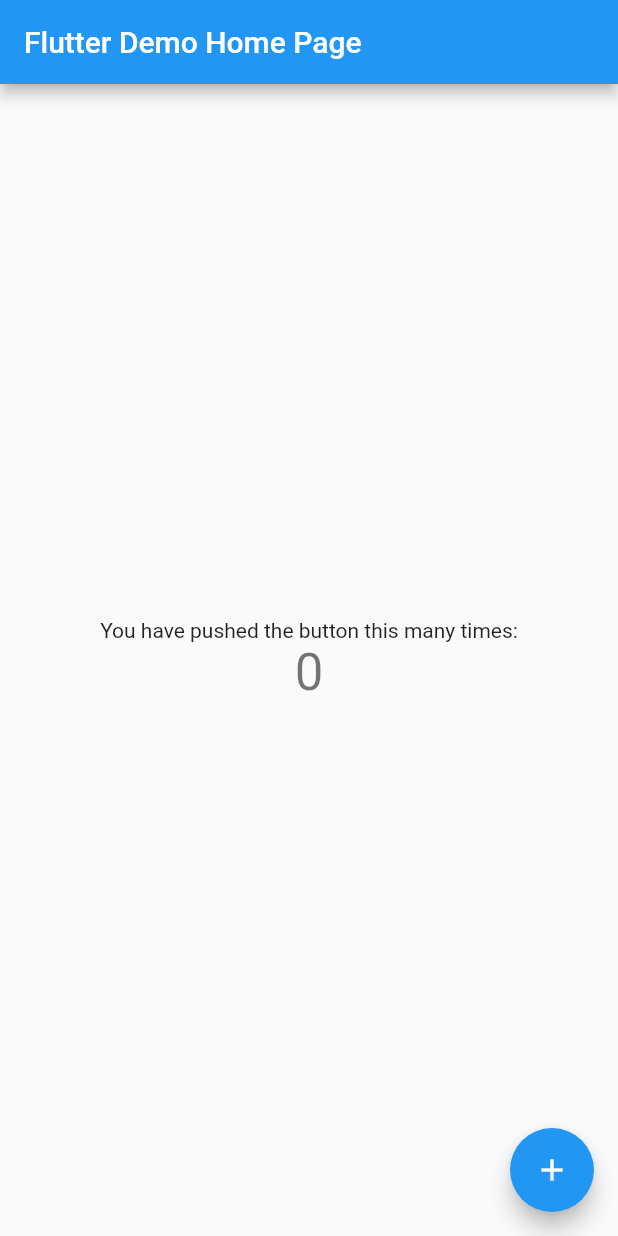
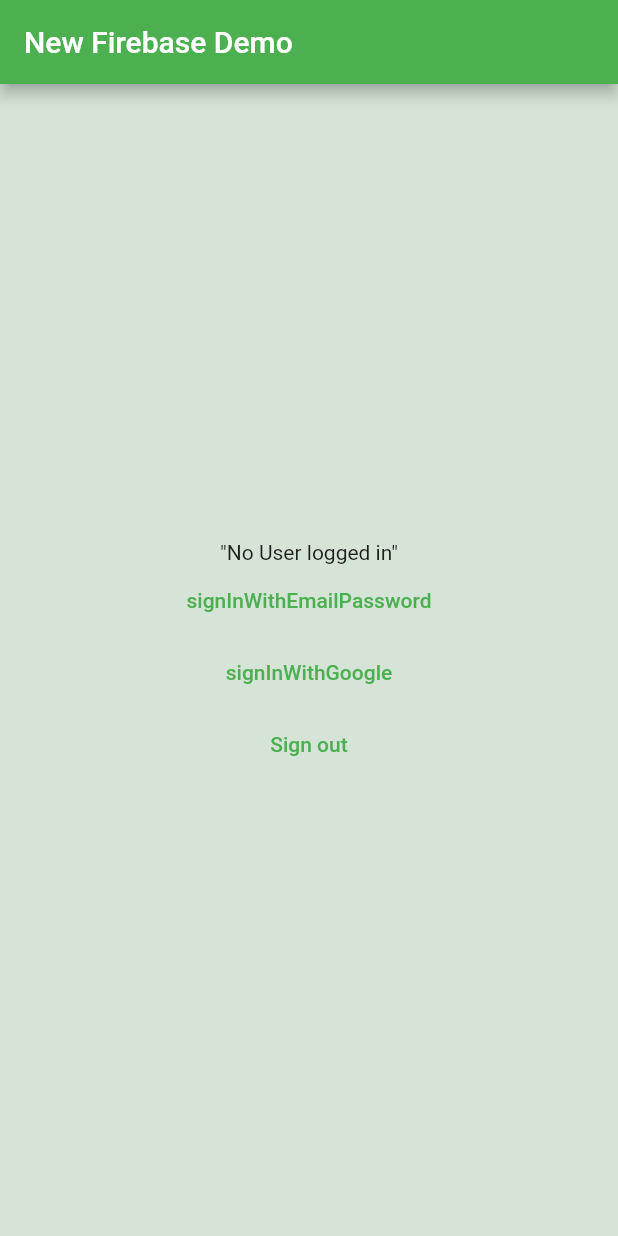
Before and after one commit to abhishek-joflee/new_firebase_demo, a Flutter app: the screen it shows after launch, on a phone screen of 412 x 824 dp. Run offline on Flutter 3.47's test engine with Material 2 defaults, Android fonts, the phone set to English and light mode, and no system bars; our stand-ins replace firebase_auth, firebase_core, google_sign_in; accounts and stored records are empty.

Commit message:
login flow added

```diff
--- a/lib/main.dart
+++ b/lib/main.dart
@@ -1,12 +1,52 @@
+import 'dart:convert';
+import 'dart:developer' as dev;
+
+import 'package:firebase_auth/firebase_auth.dart';
 import 'package:firebase_core/firebase_core.dart';
 import 'firebase_options.dart';
 import 'package:flutter/material.dart';
+import 'package:google_sign_in/google_sign_in.dart';
+
+extension on Object {
+  void log() {
+    dev.log(toString());
+  }
+}
+
+extension on User {
+  Map<String, dynamic> get json {
+    return {
+      'uid': uid,
+      'emailVerified': emailVerified,
+      'displayName': displayName,
+      'email': email,
+      'refreshToken': refreshToken,
+      'tenantId': tenantId,
+      'isAnonymous': isAnonymous,
+      'metadata': {
+        'creationTime': metadata.creationTime?.toIso8601String(),
+        'lastSignInTime': metadata.lastSignInTime?.toIso8601String(),
+      },
+      'providerData': providerData
+          .map((info) => {
+                'displayName': info.displayName,
+                'email': info.email,
+                'phoneNumber': info.phoneNumber,
+                'photoURL': info.photoURL,
+                'providerId': info.providerId,
+                'uid': info.uid,
+              })
+          .toList(),
+    };
+  }
+}
 
 Future<void> main() async {
   WidgetsFlutterBinding.ensureInitialized();
   await Firebase.initializeApp(
     options: DefaultFirebaseOptions.currentPlatform,
   );
+
   runApp(const MyApp());
 }
 
@@ -18,56 +58,99 @@ class MyApp extends StatelessWidget {
     return MaterialApp(
       title: 'Flutter Demo',
       theme: ThemeData(
-        primarySwatch: Colors.blue,
+        primarySwatch: Colors.green,
+        scaffoldBackgroundColor: const Color.fromARGB(255, 213, 228, 214),
       ),
-      home: const MyHomePage(title: 'Flutter Demo Home Page'),
+      home: const MyHomePage(),
     );
   }
 }
 
 class MyHomePage extends StatefulWidget {
-  const MyHomePage({super.key, required this.title});
-
-  final String title;
+  const MyHomePage({super.key});
 
   @override
   State<MyHomePage> createState() => _MyHomePageState();
 }
 
 class _MyHomePageState extends State<MyHomePage> {
-  int _counter = 0;
+  @override
+  void initState() {
+    super.initState();
+    FirebaseAuth.instance.authStateChanges().listen((User? user) {
+      if (user == null) {
+        'User is currently signed out!'.log();
+      } else {
+        user.log();
+      }
+      setState(() {});
+    });
+  }
 
-  void _incrementCounter() {
-    setState(() {
-      _counter++;
-    });
+  void signInWithEmailPassword() async {
+    try {
+      final credential = await FirebaseAuth.instance.signInWithEmailAndPassword(
+        email: 'test@testing.com',
+        password: 'testing',
+      );
+      credential.log();
+    } catch (e) {
+      e.log();
+    }
+  }
+
+  Future<void> _signOut() {
+    return FirebaseAuth.instance.signOut();
+  }
+
+  Future<void> signInWithGoogle() async {
+    // Trigger the authentication flow
+    final GoogleSignInAccount? googleUser = await GoogleSignIn().signIn();
+
+    // Obtain the auth details from the request
+    final GoogleSignInAuthentication? googleAuth =
+        await googleUser?.authentication;
+
+    // Create a new credential
+    final credential = GoogleAuthProvider.credential(
+      accessToken: googleAuth?.accessToken,
+      idToken: googleAuth?.idToken,
+    );
+
+    // Once signed in, return the UserCredential
+    await FirebaseAuth.instance.signInWithCredential(credential);
   }
 
   @override
   Widget build(BuildContext context) {
     return Scaffold(
       appBar: AppBar(
-        title: Text(widget.title),
+        title: const Text('New Firebase Demo'),
       ),
       body: Center(
         child: Column(
           mainAxisAlignment: MainAxisAlignment.center,
           children: <Widget>[
-            const Text(
-              'You have pushed the button this many times:',
+            Text(
+              const JsonEncoder.withIndent('    ').convert(
+                FirebaseAuth.instance.currentUser?.json ?? "No User logged in",
+              ),
             ),
-            Text(
-              '$_counter',
-              style: Theme.of(context).textTheme.headline4,
+            TextButton(
+              onPressed: signInWithEmailPassword,
+              child: const Text('signInWithEmailPassword'),
+            ),
+            TextButton(
+              onPressed: signInWithGoogle,
+              child: const Text('signInWithGoogle'),
+            ),
+            TextButton(
+              onPressed: _signOut,
+              child: const Text('Sign out'),
             ),
           ],
         ),
       ),
-      floatingActionButton: FloatingActionButton(
-        onPressed: _incrementCounter,
-        tooltip: 'Increment',
-        child: const Icon(Icons.add),
-      ),
     );
   }
 }
--- a/pubspec.yaml
+++ b/pubspec.yaml
@@ -14,6 +14,8 @@ dependencies:
 
   cupertino_icons: ^1.0.2
   firebase_core: ^2.1.0
+  firebase_auth: ^4.0.2
+  google_sign_in: ^5.4.2
 
 dev_dependencies:
   flutter_test:
```
Also changed, not shown: pubspec.lock, 1 other file.
